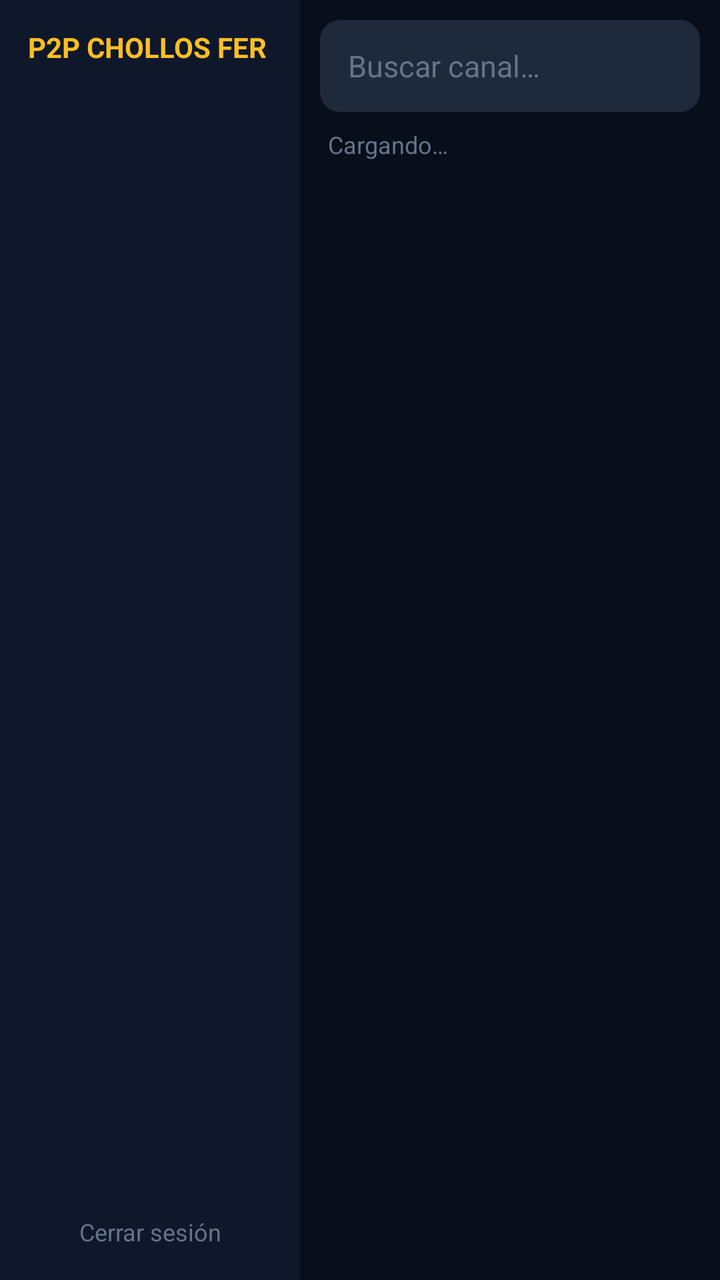
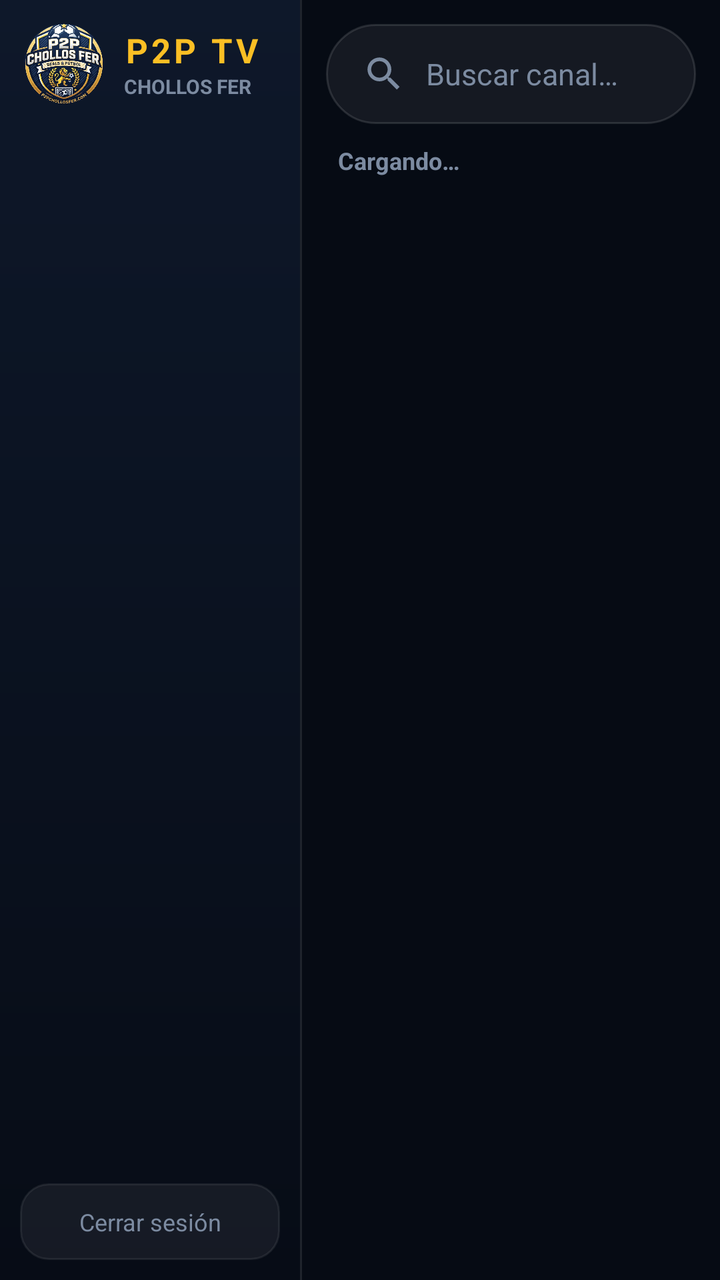

The first picture is an Android layout as it rendered before a commit; the second is the same layout after the commit. The layout source and the unified diff follow.
<!-- AndroidManifest.xml: application theme Theme.P2PTV -->
<!-- res/layout/activity_main.xml -->
<?xml version="1.0" encoding="utf-8"?>
<FrameLayout xmlns:android="http://schemas.android.com/apk/res/android"
    xmlns:app="http://schemas.android.com/apk/res-auto"
    android:layout_width="match_parent"
    android:layout_height="match_parent"
    android:background="@color/bg">

    <LinearLayout
        android:id="@+id/browser"
        android:layout_width="match_parent"
        android:layout_height="match_parent"
        android:orientation="horizontal">

        <LinearLayout
            android:layout_width="@dimen/panel_width"
            android:layout_height="match_parent"
            android:background="@color/panel"
            android:orientation="vertical">

            <TextView
                android:layout_width="match_parent"
                android:layout_height="wrap_content"
                android:padding="14dp"
                android:text="P2P CHOLLOS FER"
                android:textColor="@color/accent"
                android:textSize="14sp"
                android:textStyle="bold" />

            <androidx.recyclerview.widget.RecyclerView
                android:id="@+id/categories"
                android:layout_width="match_parent"
                android:layout_height="0dp"
                android:layout_weight="1"
                android:clipToPadding="false"
                android:paddingStart="6dp"
                android:paddingEnd="6dp"
                android:paddingBottom="12dp" />

            <TextView
                android:id="@+id/btnLogout"
                android:layout_width="match_parent"
                android:layout_height="wrap_content"
                android:layout_margin="6dp"
                android:background="@drawable/bg_item"
                android:clickable="true"
                android:focusable="true"
                android:gravity="center"
                android:padding="10dp"
                android:text="Cerrar sesión"
                android:textColor="@color/muted"
                android:textSize="12sp" />
        </LinearLayout>

        <LinearLayout
            android:layout_width="0dp"
            android:layout_height="match_parent"
            android:layout_weight="1"
            android:orientation="vertical"
            android:paddingStart="10dp"
            android:paddingEnd="10dp"
            android:paddingTop="10dp">

            <EditText
                android:id="@+id/search"
                android:layout_width="match_parent"
                android:layout_height="46dp"
                android:background="@drawable/bg_search"
                android:hint="Buscar canal…"
                android:imeOptions="actionSearch"
                android:inputType="text"
                android:maxLines="1"
                android:paddingStart="14dp"
                android:paddingEnd="14dp"
                android:singleLine="true"
                android:textColor="@color/text"
                android:textColorHint="@color/muted"
                android:textSize="15sp" />

            <TextView
                android:id="@+id/status"
                android:layout_width="match_parent"
                android:layout_height="wrap_content"
                android:paddingTop="8dp"
                android:paddingBottom="6dp"
                android:paddingStart="4dp"
                android:text="Cargando…"
                android:textColor="@color/muted"
                android:textSize="12sp" />

            <androidx.recyclerview.widget.RecyclerView
                android:id="@+id/channels"
                android:layout_width="match_parent"
                android:layout_height="0dp"
                android:layout_weight="1"
                android:clipToPadding="false"
                android:paddingBottom="12dp" />
        </LinearLayout>
    </LinearLayout>

    <FrameLayout
        android:id="@+id/playerLayer"
        android:layout_width="match_parent"
        android:layout_height="match_parent"
        android:background="#000000"
        android:clickable="true"
        android:focusable="true"
        android:visibility="gone">

        <androidx.media3.ui.PlayerView
            android:id="@+id/player"
            android:layout_width="match_parent"
            android:layout_height="match_parent"
            android:focusable="false"
            app:resize_mode="fit"
            app:show_buffering="never"
            app:use_controller="false" />

        <LinearLayout
            android:id="@+id/overlay"
            android:layout_width="match_parent"
            android:layout_height="wrap_content"
            android:layout_gravity="top"
            android:background="@color/overlay"
            android:gravity="center_vertical"
            android:orientation="horizontal"
            android:padding="8dp"
            android:visibility="gone">

            <TextView
                android:id="@+id/btnClose"
                android:layout_width="wrap_content"
                android:layout_height="wrap_content"
                android:background="@drawable/bg_item"
                android:focusable="true"
                android:padding="12dp"
                android:text="✕"
                android:textColor="@color/text"
                android:textSize="22sp" />

            <TextView
                android:id="@+id/playerTitle"
                android:layout_width="0dp"
                android:layout_height="wrap_content"
                android:layout_weight="1"
                android:ellipsize="end"
                android:maxLines="3"
                android:paddingStart="10dp"
                android:paddingEnd="10dp"
                android:textColor="@color/text"
                android:textSize="18sp"
                android:textStyle="bold" />

            <TextView
                android:id="@+id/btnPrev"
                android:layout_width="wrap_content"
                android:layout_height="wrap_content"
                android:background="@drawable/bg_item"
                android:focusable="true"
                android:padding="12dp"
                android:text="‹"
                android:textColor="@color/accent"
                android:textSize="26sp" />

            <TextView
                android:id="@+id/btnNext"
                android:layout_width="wrap_content"
                android:layout_height="wrap_content"
                android:background="@drawable/bg_item"
                android:focusable="true"
                android:padding="12dp"
                android:text="›"
                android:textColor="@color/accent"
                android:textSize="26sp" />
        </LinearLayout>

        <TextView
            android:id="@+id/playerMsg"
            android:layout_width="wrap_content"
            android:layout_height="wrap_content"
            android:layout_gravity="center"
            android:background="@color/overlay"
            android:padding="14dp"
            android:textColor="@color/text"
            android:textSize="16sp"
            android:visibility="gone" />
    </FrameLayout>

    
    <LinearLayout
        android:id="@+id/loginLayer"
        android:layout_width="match_parent"
        android:layout_height="match_parent"
        android:background="@color/bg"
        android:clickable="true"
        android:focusable="true"
        android:gravity="center"
        android:orientation="vertical"
        android:padding="16dp"
        android:visibility="gone">

        <TextView
            android:layout_width="wrap_content"
            android:layout_height="wrap_content"
            android:text="P2P CHOLLOS FER"
            android:textColor="@color/accent"
            android:textSize="22sp"
            android:textStyle="bold" />

        <TextView
            android:layout_width="wrap_content"
            android:layout_height="wrap_content"
            android:layout_marginTop="4dp"
            android:text="Introduce tu PIN de 6 dígitos"
            android:textColor="@color/muted"
            android:textSize="13sp" />

        <TextView
            android:id="@+id/pinDots"
            android:layout_width="wrap_content"
            android:layout_height="wrap_content"
            android:layout_marginTop="16dp"
            android:textColor="@color/accent"
            android:textSize="28sp" />

        <TextView
            android:id="@+id/loginMsg"
            android:layout_width="wrap_content"
            android:layout_height="wrap_content"
            android:layout_marginTop="6dp"
            android:layout_marginBottom="6dp"
            android:minHeight="20dp"
            android:textColor="#F87171"
            android:textSize="13sp" />

        <LinearLayout
            android:id="@+id/keypad"
            android:layout_width="wrap_content"
            android:layout_height="wrap_content"
            android:orientation="vertical" />
    </LinearLayout>
</FrameLayout>
<!-- resources referenced by this layout -->
<resources>
  <color name="bg">#080E1A</color>
  <color name="muted">#64748B</color>
  <color name="overlay">#B3000000</color>
  <color name="panel">#0F172A</color>
  <color name="text">#F1F5F9</color>
  <!-- drawable bg_item (drawable) -->
  <?xml version="1.0" encoding="utf-8"?>
  <selector xmlns:android="http://schemas.android.com/apk/res/android">
      <item android:state_focused="true">
          <shape android:shape="rectangle">
              <solid android:color="#33FBBF24" />
              <stroke android:width="2dp" android:color="#FBBF24" />
              <corners android:radius="8dp" />
          </shape>
      </item>
      <item android:state_selected="true">
          <shape android:shape="rectangle">
              <solid android:color="#26FBBF24" />
              <corners android:radius="8dp" />
          </shape>
      </item>
      <item>
          <shape android:shape="rectangle">
              <solid android:color="#00000000" />
              <corners android:radius="8dp" />
          </shape>
      </item>
  </selector>
  <!-- drawable bg_search (drawable) -->
  <?xml version="1.0" encoding="utf-8"?>
  <selector xmlns:android="http://schemas.android.com/apk/res/android">
      <item android:state_focused="true">
          <shape android:shape="rectangle">
              <solid android:color="#1E293B" />
              <stroke android:width="2dp" android:color="#FBBF24" />
              <corners android:radius="10dp" />
          </shape>
      </item>
      <item>
          <shape android:shape="rectangle">
              <solid android:color="#1E293B" />
              <corners android:radius="10dp" />
          </shape>
      </item>
  </selector>
  <!-- unchanged entries left out for length: 3 -->
</resources>

<!-- the commit's change to res/layout/activity_main.xml (unified diff, before → after) -->
@@ -14,17 +14,60 @@
         <LinearLayout
             android:layout_width="@dimen/panel_width"
             android:layout_height="match_parent"
-            android:background="@color/panel"
+            android:background="@drawable/bg_panel"
             android:orientation="vertical">
 
-            <TextView
-                android:layout_width="match_parent"
-                android:layout_height="wrap_content"
-                android:padding="14dp"
-                android:text="P2P CHOLLOS FER"
-                android:textColor="@color/accent"
-                android:textSize="14sp"
-                android:textStyle="bold" />
+            <LinearLayout
+                android:layout_width="match_parent"
+                android:layout_height="wrap_content"
+                android:gravity="center_vertical"
+                android:orientation="horizontal"
+                android:padding="12dp">
+
+                <FrameLayout
+                    android:layout_width="40dp"
+                    android:layout_height="40dp"
+                    android:background="@drawable/bg_circle"
+                    android:clipToOutline="true">
+
+                    <ImageView
+                        android:layout_width="match_parent"
+                        android:layout_height="match_parent"
+                        android:contentDescription="@null"
+                        android:scaleType="centerCrop"
+                        android:scaleX="1.42"
+                        android:scaleY="1.42"
+                        android:src="@drawable/logo" />
+                </FrameLayout>
+
+                <LinearLayout
+                    android:layout_width="0dp"
+                    android:layout_height="wrap_content"
+                    android:layout_marginStart="10dp"
+                    android:layout_weight="1"
+                    android:orientation="vertical">
+
+                    <TextView
+                        android:layout_width="match_parent"
+                        android:layout_height="wrap_content"
+                        android:letterSpacing="0.1"
+                        android:singleLine="true"
+                        android:text="P2P TV"
+                        android:textColor="@color/accent"
+                        android:textSize="17sp"
+                        android:textStyle="bold" />
+
+                    <TextView
+                        android:layout_width="match_parent"
+                        android:layout_height="wrap_content"
+                        android:ellipsize="end"
+                        android:singleLine="true"
+                        android:text="CHOLLOS FER"
+                        android:textColor="@color/muted"
+                        android:textSize="10sp"
+                        android:textStyle="bold" />
+                </LinearLayout>
+            </LinearLayout>
 
             <androidx.recyclerview.widget.RecyclerView
                 android:id="@+id/categories"
@@ -32,45 +75,52 @@
                 android:layout_height="0dp"
                 android:layout_weight="1"
                 android:clipToPadding="false"
-                android:paddingStart="6dp"
-                android:paddingEnd="6dp"
+                android:paddingStart="8dp"
+                android:paddingEnd="8dp"
                 android:paddingBottom="12dp" />
 
             <TextView
                 android:id="@+id/btnLogout"
                 android:layout_width="match_parent"
                 android:layout_height="wrap_content"
-                android:layout_margin="6dp"
+                android:layout_margin="10dp"
                 android:background="@drawable/bg_item"
                 android:clickable="true"
                 android:focusable="true"
                 android:gravity="center"
-                android:padding="10dp"
+                android:padding="11dp"
                 android:text="Cerrar sesión"
                 android:textColor="@color/muted"
                 android:textSize="12sp" />
         </LinearLayout>
 
+        <View
+            android:layout_width="1dp"
+            android:layout_height="match_parent"
+            android:background="@color/line" />
+
         <LinearLayout
             android:layout_width="0dp"
             android:layout_height="match_parent"
             android:layout_weight="1"
             android:orientation="vertical"
-            android:paddingStart="10dp"
-            android:paddingEnd="10dp"
-            android:paddingTop="10dp">
+            android:paddingStart="12dp"
+            android:paddingTop="12dp"
+            android:paddingEnd="12dp">
 
             <EditText
                 android:id="@+id/search"
                 android:layout_width="match_parent"
-                android:layout_height="46dp"
+                android:layout_height="50dp"
                 android:background="@drawable/bg_search"
+                android:drawableStart="@drawable/ic_search"
+                android:drawablePadding="10dp"
                 android:hint="Buscar canal…"
                 android:imeOptions="actionSearch"
                 android:inputType="text"
                 android:maxLines="1"
-                android:paddingStart="14dp"
-                android:paddingEnd="14dp"
+                android:paddingStart="18dp"
+                android:paddingEnd="18dp"
                 android:singleLine="true"
                 android:textColor="@color/text"
                 android:textColorHint="@color/muted"
@@ -80,12 +130,13 @@
                 android:id="@+id/status"
                 android:layout_width="match_parent"
                 android:layout_height="wrap_content"
-                android:paddingTop="8dp"
+                android:paddingStart="6dp"
+                android:paddingTop="10dp"
                 android:paddingBottom="6dp"
-                android:paddingStart="4dp"
                 android:text="Cargando…"
                 android:textColor="@color/muted"
-                android:textSize="12sp" />
+                android:textSize="12sp"
+                android:textStyle="bold" />
 
             <androidx.recyclerview.widget.RecyclerView
                 android:id="@+id/channels"
@@ -93,7 +144,7 @@
                 android:layout_height="0dp"
                 android:layout_weight="1"
                 android:clipToPadding="false"
-                android:paddingBottom="12dp" />
+                android:paddingBottom="16dp" />
         </LinearLayout>
     </LinearLayout>
 
@@ -120,10 +171,13 @@
             android:layout_width="match_parent"
             android:layout_height="wrap_content"
             android:layout_gravity="top"
-            android:background="@color/overlay"
+            android:background="@drawable/bg_overlay"
             android:gravity="center_vertical"
             android:orientation="horizontal"
-            android:padding="8dp"
+            android:paddingStart="14dp"
+            android:paddingTop="14dp"
+            android:paddingEnd="14dp"
+            android:paddingBottom="30dp"
             android:visibility="gone">
 
             <TextView
@@ -132,7 +186,9 @@
                 android:layout_height="wrap_content"
                 android:background="@drawable/bg_item"
                 android:focusable="true"
-                android:padding="12dp"
+                android:gravity="center"
+                android:minWidth="52dp"
+                android:minHeight="52dp"
                 android:text="✕"
                 android:textColor="@color/text"
                 android:textSize="22sp" />
@@ -144,8 +200,10 @@
                 android:layout_weight="1"
                 android:ellipsize="end"
                 android:maxLines="3"
-                android:paddingStart="10dp"
-                android:paddingEnd="10dp"
+                android:paddingStart="14dp"
+                android:paddingEnd="14dp"
+                android:shadowColor="#CC000000"
+                android:shadowRadius="6"
                 android:textColor="@color/text"
                 android:textSize="18sp"
                 android:textStyle="bold" />
@@ -156,21 +214,26 @@
                 android:layout_height="wrap_content"
                 android:background="@drawable/bg_item"
                 android:focusable="true"
-                android:padding="12dp"
+                android:gravity="center"
+                android:minWidth="52dp"
+                android:minHeight="52dp"
                 android:text="‹"
                 android:textColor="@color/accent"
-                android:textSize="26sp" />
+                android:textSize="28sp" />
 
             <TextView
                 android:id="@+id/btnNext"
                 android:layout_width="wrap_content"
                 android:layout_height="wrap_content"
+                android:layout_marginStart="8dp"
                 android:background="@drawable/bg_item"
                 android:focusable="true"
-                android:padding="12dp"
+                android:gravity="center"
+                android:minWidth="52dp"
+                android:minHeight="52dp"
                 android:text="›"
                 android:textColor="@color/accent"
-                android:textSize="26sp" />
+                android:textSize="28sp" />
         </LinearLayout>
 
         <TextView
@@ -178,8 +241,12 @@
             android:layout_width="wrap_content"
             android:layout_height="wrap_content"
             android:layout_gravity="center"
-            android:background="@color/overlay"
-            android:padding="14dp"
+            android:background="@drawable/bg_msg"
+            android:gravity="center"
+            android:paddingStart="22dp"
+            android:paddingTop="14dp"
+            android:paddingEnd="22dp"
+            android:paddingBottom="14dp"
             android:textColor="@color/text"
             android:textSize="16sp"
             android:visibility="gone" />
@@ -190,7 +257,7 @@
         android:id="@+id/loginLayer"
         android:layout_width="match_parent"
         android:layout_height="match_parent"
-        android:background="@color/bg"
+        android:background="@drawable/bg_login"
         android:clickable="true"
         android:focusable="true"
         android:gravity="center"
@@ -198,27 +265,58 @@
         android:padding="16dp"
         android:visibility="gone">
 
-        <TextView
-            android:layout_width="wrap_content"
-            android:layout_height="wrap_content"
-            android:text="P2P CHOLLOS FER"
-            android:textColor="@color/accent"
-            android:textSize="22sp"
-            android:textStyle="bold" />
-
-        <TextView
-            android:layout_width="wrap_content"
-            android:layout_height="wrap_content"
-            android:layout_marginTop="4dp"
-            android:text="Introduce tu PIN de 6 dígitos"
-            android:textColor="@color/muted"
-            android:textSize="13sp" />
+        <LinearLayout
+            android:layout_width="wrap_content"
+            android:layout_height="wrap_content"
+            android:gravity="center_vertical"
+            android:orientation="horizontal">
+
+            <FrameLayout
+                android:layout_width="58dp"
+                android:layout_height="58dp"
+                android:background="@drawable/bg_circle"
+                android:clipToOutline="true">
+
+                <ImageView
+                    android:layout_width="match_parent"
+                    android:layout_height="match_parent"
+                    android:contentDescription="@null"
+                    android:scaleType="centerCrop"
+                    android:scaleX="1.42"
+                    android:scaleY="1.42"
+                    android:src="@drawable/logo" />
+            </FrameLayout>
+
+            <LinearLayout
+                android:layout_width="wrap_content"
+                android:layout_height="wrap_content"
+                android:layout_marginStart="14dp"
+                android:orientation="vertical">
+
+                <TextView
+                    android:layout_width="wrap_content"
+                    android:layout_height="wrap_content"
+                    android:letterSpacing="0.08"
+                    android:text="P2P CHOLLOS FER"
+                    android:textColor="@color/accent"
+                    android:textSize="22sp"
+                    android:textStyle="bold" />
+
+                <TextView
+                    android:layout_width="wrap_content"
+                    android:layout_height="wrap_content"
+                    android:layout_marginTop="2dp"
+                    android:text="Introduce tu PIN de 6 dígitos"
+                    android:textColor="@color/muted"
+                    android:textSize="13sp" />
+            </LinearLayout>
+        </LinearLayout>
 
         <TextView
             android:id="@+id/pinDots"
             android:layout_width="wrap_content"
             android:layout_height="wrap_content"
-            android:layout_marginTop="16dp"
+            android:layout_marginTop="14dp"
             android:textColor="@color/accent"
             android:textSize="28sp" />
 
@@ -226,7 +324,7 @@
             android:id="@+id/loginMsg"
             android:layout_width="wrap_content"
             android:layout_height="wrap_content"
-            android:layout_marginTop="6dp"
+            android:layout_marginTop="4dp"
             android:layout_marginBottom="6dp"
             android:minHeight="20dp"
             android:textColor="#F87171"
<!-- resource entries referenced after the edit -->
@@ -1,50 +1,98 @@
 <!-- resources referenced by this layout -->
 <resources>
-  <color name="bg">#080E1A</color>
-  <color name="muted">#64748B</color>
-  <color name="overlay">#B3000000</color>
-  <color name="panel">#0F172A</color>
+  <color name="bg">#060B14</color>
+  <color name="line">#1AFFFFFF</color>
+  <color name="muted">#7C8BA1</color>
+  <color name="panel">#0A1220</color>
   <color name="text">#F1F5F9</color>
+  <!-- drawable bg_circle (drawable) -->
+  <?xml version="1.0" encoding="utf-8"?>
+  <shape xmlns:android="http://schemas.android.com/apk/res/android" android:shape="oval">
+      <solid android:color="#0C1A33" />
+  </shape>
   <!-- drawable bg_item (drawable) -->
   <?xml version="1.0" encoding="utf-8"?>
   <selector xmlns:android="http://schemas.android.com/apk/res/android">
       <item android:state_focused="true">
           <shape android:shape="rectangle">
-              <solid android:color="#33FBBF24" />
+              <solid android:color="#38FBBF24" />
               <stroke android:width="2dp" android:color="#FBBF24" />
-              <corners android:radius="8dp" />
+              <corners android:radius="14dp" />
           </shape>
       </item>
       <item android:state_selected="true">
           <shape android:shape="rectangle">
               <solid android:color="#26FBBF24" />
-              <corners android:radius="8dp" />
+              <stroke android:width="1dp" android:color="#66FBBF24" />
+              <corners android:radius="14dp" />
           </shape>
       </item>
       <item>
           <shape android:shape="rectangle">
-              <solid android:color="#00000000" />
-              <corners android:radius="8dp" />
+              <solid android:color="#0FFFFFFF" />
+              <stroke android:width="1dp" android:color="#14FFFFFF" />
+              <corners android:radius="14dp" />
           </shape>
       </item>
   </selector>
+  <!-- drawable bg_login (drawable) -->
+  <?xml version="1.0" encoding="utf-8"?>
+  <shape xmlns:android="http://schemas.android.com/apk/res/android" android:shape="rectangle">
+      <gradient
+          android:type="radial"
+          android:centerX="0.5"
+          android:centerY="0.0"
+          android:gradientRadius="560dp"
+          android:startColor="#2EFBBF24"
+          android:endColor="#060B14" />
+  </shape>
+  <!-- drawable bg_msg (drawable) -->
+  <?xml version="1.0" encoding="utf-8"?>
+  <shape xmlns:android="http://schemas.android.com/apk/res/android" android:shape="rectangle">
+      <solid android:color="#D90B1220" />
+      <stroke android:width="1dp" android:color="#24FFFFFF" />
+      <corners android:radius="18dp" />
+  </shape>
+  <!-- drawable bg_overlay (drawable) -->
+  <?xml version="1.0" encoding="utf-8"?>
+  <shape xmlns:android="http://schemas.android.com/apk/res/android" android:shape="rectangle">
+      <gradient android:angle="270" android:startColor="#E6000000" android:endColor="#00000000" />
+  </shape>
+  <!-- drawable bg_panel (drawable) -->
+  <?xml version="1.0" encoding="utf-8"?>
+  <shape xmlns:android="http://schemas.android.com/apk/res/android" android:shape="rectangle">
+      <gradient android:angle="270" android:startColor="#0E182A" android:endColor="#070C16" />
+  </shape>
   <!-- drawable bg_search (drawable) -->
   <?xml version="1.0" encoding="utf-8"?>
   <selector xmlns:android="http://schemas.android.com/apk/res/android">
       <item android:state_focused="true">
           <shape android:shape="rectangle">
-              <solid android:color="#1E293B" />
+              <solid android:color="#1AFFFFFF" />
               <stroke android:width="2dp" android:color="#FBBF24" />
-              <corners android:radius="10dp" />
+              <corners android:radius="26dp" />
           </shape>
       </item>
       <item>
           <shape android:shape="rectangle">
-              <solid android:color="#1E293B" />
-              <corners android:radius="10dp" />
+              <solid android:color="#0FFFFFFF" />
+              <stroke android:width="1dp" android:color="#1FFFFFFF" />
+              <corners android:radius="26dp" />
           </shape>
       </item>
   </selector>
+  <!-- drawable ic_search (drawable) -->
+  <?xml version="1.0" encoding="utf-8"?>
+  <vector xmlns:android="http://schemas.android.com/apk/res/android"
+      android:width="22dp"
+      android:height="22dp"
+      android:viewportWidth="24"
+      android:viewportHeight="24">
+      <path
+          android:fillColor="#7C8BA1"
+          android:pathData="M15.5,14h-0.79l-0.28,-0.27C15.41,12.59 16,11.11 16,9.5 16,5.91 13.09,3 9.5,3S3,5.91 3,9.5 5.91,16 9.5,16c1.61,0 3.09,-0.59 4.23,-1.57l0.27,0.28v0.79l5,4.99L20.49,19l-4.99,-5zM9.5,14C7.01,14 5,11.99 5,9.5S7.01,5 9.5,5 14,7.01 14,9.5 11.99,14 9.5,14z" />
+  </vector>
+  <!-- drawable logo: png bitmap (drawable-nodpi, 545522 bytes) -->
   <!-- unchanged entries left out for length: 3 -->
 </resources>
 
